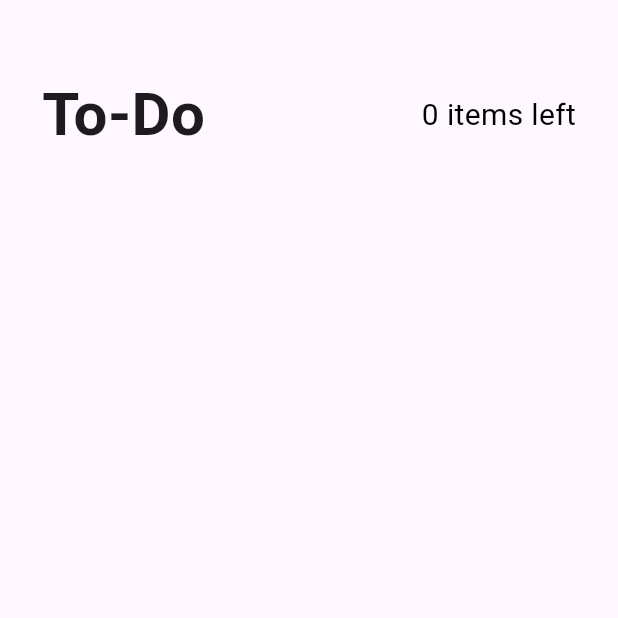
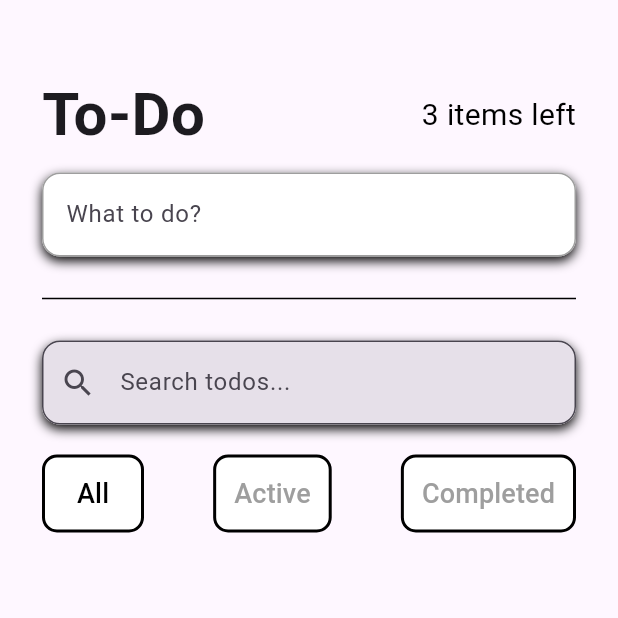
Before and after one commit to mathsant/todo_cubit, a Flutter app: the screen it shows after launch, on a phone screen of 412 x 824 dp, the top half of it. Run offline on Flutter 3.47's test engine with Material 3 defaults, Android fonts, the phone set to English and light mode, and no system bars; our stand-ins replace bloc, equatable, flutter_bloc.

Commit message:
feat: adding create and search todo widget

```diff
--- a/lib/cubits/active_todo_count/active_todo_count_cubit.dart
+++ b/lib/cubits/active_todo_count/active_todo_count_cubit.dart
@@ -11,9 +11,12 @@ part 'active_todo_count_state.dart';
 class ActiveTodoCountCubit extends Cubit<ActiveTodoCountState> {
   late final StreamSubscription todoListSubscription;
   final TodoListCubit todoListCubit;
+  final int initialActiveTodoCount;
 
-  ActiveTodoCountCubit({required this.todoListCubit})
-    : super(ActiveTodoCountState.initial()) {
+  ActiveTodoCountCubit({
+    required this.initialActiveTodoCount,
+    required this.todoListCubit,
+  }) : super(ActiveTodoCountState(activeTodoCount: initialActiveTodoCount)) {
     todoListSubscription = todoListCubit.stream.listen((
       TodoListState todoListState,
     ) {
--- a/lib/main.dart
+++ b/lib/main.dart
@@ -19,6 +19,11 @@ class MyApp extends StatelessWidget {
         BlocProvider<TodoListCubit>(create: (context) => TodoListCubit()),
         BlocProvider<ActiveTodoCountCubit>(
           create: (context) => ActiveTodoCountCubit(
+            initialActiveTodoCount: context
+                .read<TodoListCubit>()
+                .state
+                .todos
+                .length,
             todoListCubit: BlocProvider.of<TodoListCubit>(context),
           ),
         ),
--- a/lib/pages/todo_page.dart
+++ b/lib/pages/todo_page.dart
@@ -1,4 +1,6 @@
 import 'package:flutter/material.dart';
+import 'package:todo_cubit/widgets/create_todo.dart';
+import 'package:todo_cubit/widgets/search_and_filter_todo.dart';
 import 'package:todo_cubit/widgets/todo_header.dart';
 
 class TodoPage extends StatelessWidget {
@@ -12,7 +14,18 @@ class TodoPage extends StatelessWidget {
         child: SingleChildScrollView(
           child: Padding(
             padding: EdgeInsetsGeometry.symmetric(horizontal: 20, vertical: 40),
-            child: Column(children: [TodoHeader()]),
+            child: Column(
+              children: [
+                TodoHeader(),
+                SizedBox(height: 10),
+                CreateTodo(),
+                Padding(
+                  padding: const EdgeInsets.symmetric(vertical: 20),
+                  child: Divider(color: Colors.black),
+                ),
+                SearchAndFilterTodo(),
+              ],
+            ),
           ),
         ),
       ),
--- /dev/null
+++ b/lib/widgets/create_todo.dart
@@ -0,0 +1,57 @@
+import 'package:flutter/material.dart';
+import 'package:flutter_bloc/flutter_bloc.dart';
+import 'package:todo_cubit/cubits/cubits.dart';
+
+class CreateTodo extends StatefulWidget {
+  const CreateTodo({super.key});
+
+  @override
+  State<CreateTodo> createState() => _CreateTodoState();
+}
+
+class _CreateTodoState extends State<CreateTodo> {
+  final TextEditingController newTodoController = TextEditingController();
+
+  @override
+  void dispose() {
+    newTodoController.dispose();
+    super.dispose();
+  }
+
+  @override
+  Widget build(BuildContext context) {
+    return Container(
+      decoration: BoxDecoration(
+        color: Colors.white,
+        borderRadius: BorderRadius.circular(12),
+        boxShadow: [
+          BoxShadow(
+            blurRadius: 6,
+            offset: Offset(0, 3), // deslocamento da sombra
+          ),
+        ],
+      ),
+      child: TextField(
+        controller: newTodoController,
+        decoration: InputDecoration(
+          enabledBorder: OutlineInputBorder(
+            borderRadius: BorderRadius.circular(12),
+            borderSide: BorderSide(color: Colors.grey),
+          ),
+          focusedBorder: OutlineInputBorder(
+            borderRadius: BorderRadius.circular(12),
+            borderSide: BorderSide(color: Colors.black),
+          ),
+          hintText: 'What to do?',
+          border: OutlineInputBorder(borderRadius: BorderRadius.circular(10)),
+        ),
+        onSubmitted: (String? todoDesc) {
+          if (todoDesc != null && todoDesc.trim().isNotEmpty) {
+            context.read<TodoListCubit>().addTodo(todoDesc);
+            newTodoController.clear();
+          }
+        },
+      ),
+    );
+  }
+}
--- /dev/null
+++ b/lib/widgets/search_and_filter_todo.dart
@@ -0,0 +1,81 @@
+import 'package:flutter/material.dart';
+import 'package:flutter_bloc/flutter_bloc.dart';
+import 'package:todo_cubit/cubits/cubits.dart';
+import 'package:todo_cubit/cubits/todo_search/todo_search_cubit.dart';
+import 'package:todo_cubit/models/todo_model.dart';
+
+class SearchAndFilterTodo extends StatelessWidget {
+  const SearchAndFilterTodo({super.key});
+
+  @override
+  Widget build(BuildContext context) {
+    return Column(
+      children: [
+        Container(
+          decoration: BoxDecoration(
+            color: Colors.white,
+            borderRadius: BorderRadius.circular(12),
+            boxShadow: [
+              BoxShadow(
+                blurRadius: 6,
+                offset: Offset(0, 3), // deslocamento da sombra
+              ),
+            ],
+          ),
+          child: TextField(
+            decoration: InputDecoration(
+              hintText: 'Search todos...',
+              border: OutlineInputBorder(
+                borderRadius: BorderRadius.circular(12),
+              ),
+              filled: true,
+              prefixIcon: Icon(Icons.search),
+            ),
+            onChanged: (String? newSearchTerm) {
+              if (newSearchTerm != null) {
+                context.read<TodoSearchCubit>().setSearchTerm(newSearchTerm);
+              }
+            },
+          ),
+        ),
+        SizedBox(height: 20),
+        Row(
+          mainAxisAlignment: MainAxisAlignment.spaceBetween,
+          children: [
+            filterButton(context, Filter.all),
+            filterButton(context, Filter.active),
+            filterButton(context, Filter.completed),
+          ],
+        ),
+      ],
+    );
+  }
+
+  Widget filterButton(BuildContext context, Filter filter) {
+    return Container(
+      decoration: BoxDecoration(
+        color: Colors.white,
+        border: Border.all(color: Colors.black, width: 2),
+        borderRadius: BorderRadius.circular(10),
+      ),
+      child: TextButton(
+        onPressed: () {
+          context.read<TodoFilterCubit>().changeFilter(filter);
+        },
+        child: Text(
+          filter == Filter.all
+              ? 'All'
+              : filter == Filter.active
+              ? 'Active'
+              : 'Completed',
+          style: TextStyle(fontSize: 18, color: textColor(context, filter)),
+        ),
+      ),
+    );
+  }
+
+  Color textColor(BuildContext context, Filter filter) {
+    final currentFilter = context.watch<TodoFilterCubit>().state.filter;
+    return currentFilter == filter ? Colors.black : Colors.grey;
+  }
+}
```
